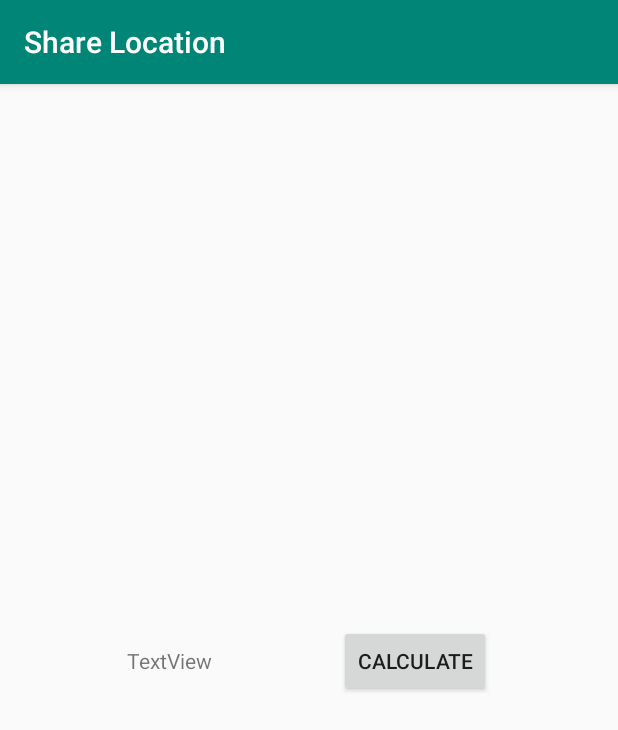
After one commit to EIAWsWRm/SMSLocationReloaded, an Android app: the LocationParser screen opened directly, with no data from a screen before it, on a phone screen of 412 x 824 dp. The commit adds this screen. Shown: the top 730 px of the screen. Run offline under Robolectric (Android 15) with nearby library versions, the phone set to English and light mode, and no system bars.

Commit message:
Added preparation for calculating distances between the location specified in a message and your current location.

```diff
--- a/app/src/main/AndroidManifest.xml
+++ b/app/src/main/AndroidManifest.xml
@@ -20,7 +20,7 @@
         android:roundIcon="@mipmap/ic_launcher_circle"
         android:supportsRtl="true"
         android:theme="@style/AppTheme">
-        <activity android:name=".LocationReceiver">
+        <activity android:name=".LocationParser">
             <intent-filter>
                 <action android:name="android.intent.action.VIEW" />
                 <category android:name="android.intent.category.DEFAULT" />
--- /dev/null
+++ b/app/src/main/java/com/yuhuinnovation/smslocationreloaded/LocationParser.java
@@ -0,0 +1,57 @@
+package com.yuhuinnovation.smslocationreloaded;
+
+import android.content.Intent;
+import android.net.Uri;
+import android.support.v7.app.AppCompatActivity;
+import android.os.Bundle;
+import android.widget.TextView;
+
+public class LocationParser extends AppCompatActivity {
+
+    // Variables that store latitude and longitude
+    double lat = 0.00;
+    double lon = 0.00;
+
+    @Override
+    protected void onCreate(Bundle savedInstanceState) {
+        super.onCreate(savedInstanceState);
+        setContentView(R.layout.activity_location_receiver);
+
+        String intentMessage = "";
+        boolean invalidLink = false;
+        Intent intent = getIntent();
+        String action = intent.getAction();
+
+        Uri data = intent.getData();
+
+        try {
+            lat = Double.parseDouble(data.getQueryParameter("lat"));
+            lon = Double.parseDouble(data.getQueryParameter("lon"));
+        }
+        catch (Exception e) {
+            e.printStackTrace();
+            invalidLink = true;
+        }
+
+        // TODO Register location listener
+
+    }
+
+    // TODO Add location listener
+
+    private double getDistance(double lat1, double lon1, double lat2, double lon2) {
+
+        // Haversine formula (ported from https://www.movable-type.co.uk/scripts/latlong.html)
+        final double R = 6371e3;
+        double phi1 = Math.toRadians(lat1);
+        double phi2 = Math.toRadians(lat2);
+        double deltaPhi = Math.toRadians(lat2-lat1);
+        double deltaLambda = Math.toRadians(lon2-lon1);
+        double a = Math.sin(deltaPhi/2) * Math.sin(deltaPhi/2) + Math.cos(phi1) * Math.cos(phi2) +
+                Math.sin(deltaLambda/2) * Math.sin(deltaLambda/2); // square of half the chord length between points
+        double c = 2 * Math.atan2(Math.sqrt(a), Math.sqrt(1-a)); // Angular distance in radians
+        double d = R * c; //where d is the final result (distance between two points)
+
+        return d;
+    }
+}
--- a/app/src/main/res/layout/activity_location_receiver.xml
+++ b/app/src/main/res/layout/activity_location_receiver.xml
@@ -4,15 +4,26 @@
     xmlns:tools="http://schemas.android.com/tools"
     android:layout_width="match_parent"
     android:layout_height="match_parent"
-    tools:context=".LocationReceiver">
+    tools:context=".LocationParser">
+
+    <Button
+        android:id="@+id/getDistance"
+        android:layout_width="wrap_content"
+        android:layout_height="wrap_content"
+        android:text="Calculate"
+        app:layout_constraintBaseline_toBaselineOf="@+id/distanceTextView"
+        app:layout_constraintEnd_toEndOf="parent"
+        app:layout_constraintHorizontal_bias="0.5"
+        app:layout_constraintStart_toEndOf="@+id/distanceTextView" />
 
     <TextView
-        android:id="@+id/dummyTextView"
+        android:id="@+id/distanceTextView"
         android:layout_width="wrap_content"
         android:layout_height="wrap_content"
         android:text="TextView"
         app:layout_constraintBottom_toBottomOf="parent"
-        app:layout_constraintEnd_toEndOf="parent"
+        app:layout_constraintEnd_toStartOf="@+id/getDistance"
+        app:layout_constraintHorizontal_bias="0.5"
         app:layout_constraintStart_toStartOf="parent"
         app:layout_constraintTop_toTopOf="parent" />
 </android.support.constraint.ConstraintLayout>
```
Also changed, not shown: app/src/main/java/com/yuhuinnovation/smslocationreloaded/LocationReceiver.java (deleted, +0 -33 lines).
